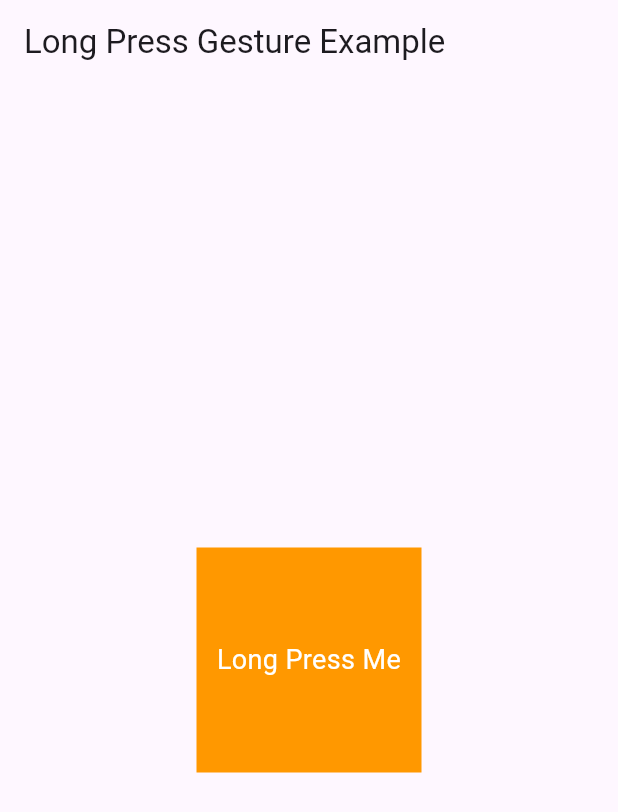
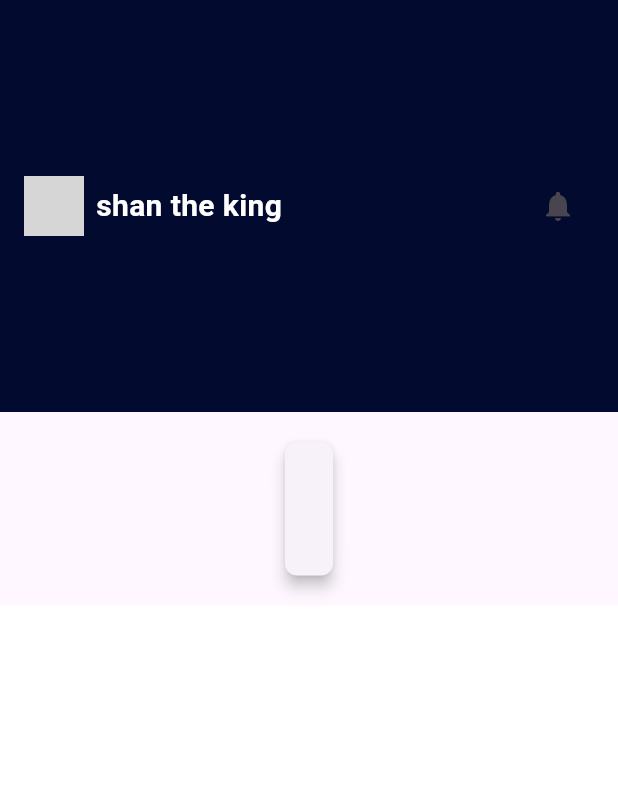
Before and after one commit to Vigneshkumarzx/gesture_Demo, a Flutter app: the screen it shows after launch, on a phone screen of 412 x 824 dp. Shown: the top 812 px of the screen. Run offline on Flutter 3.47's test engine with Material 3 defaults, Android fonts, the phone set to English and light mode, and no system bars; grey boxes are pictures that could not be loaded.

Commit message:
profile screen added

```diff
--- a/lib/main.dart
+++ b/lib/main.dart
@@ -1,6 +1,7 @@
 import 'package:flutter/material.dart';
 import 'swipegesture.dart';
 import 'longpress.dart';
+import 'profile.dart';
 
 void main() => runApp(MyApp());
 
@@ -8,7 +9,7 @@ class MyApp extends StatelessWidget {
   @override
   Widget build(BuildContext context) {
     return MaterialApp(
-      home: LongPressExample(),
+      home: ProfileScreen(),
     );
   }
 }
--- /dev/null
+++ b/lib/profile.dart
@@ -0,0 +1,89 @@
+import 'package:flutter/material.dart';
+
+class ProfileScreen extends StatelessWidget {
+  @override
+  Widget build(BuildContext context) {
+    final screenHeight = MediaQuery.of(context).size.height;
+    return Scaffold(
+      body: Column(
+        children: [
+          Container(
+            height: screenHeight / 3,
+            color: const Color.fromARGB(255, 2, 10, 48),
+            padding: const EdgeInsets.symmetric(horizontal: 16.0),
+            child: Row(
+              children: [
+                CircleAvatar(
+                  radius: 20,
+                  backgroundImage: AssetImage(''),
+                ),
+                SizedBox(width: 8),
+                Expanded(
+                  child: Text(
+                    'shan the king',
+                    style: TextStyle(
+                        fontSize: 20,
+                        fontWeight: FontWeight.bold,
+                        color: Colors.white),
+                  ),
+                ),
+                IconButton(
+                  icon: Icon(Icons.notifications),
+                  onPressed: () {
+                    print('Notification icon pressed');
+                  },
+                ),
+              ],
+            ),
+          ),
+          Padding(
+            padding: const EdgeInsets.all(16.0),
+            child: Card(
+              elevation: 4,
+              shape: RoundedRectangleBorder(
+                borderRadius: BorderRadius.circular(8),
+              ),
+              child: Padding(
+                padding: const EdgeInsets.all(16.0),
+                child: Column(
+                  crossAxisAlignment: CrossAxisAlignment.start,
+                  children: [
+                    Text(
+                      '',
+                      style: TextStyle(
+                        fontSize: 18,
+                        fontWeight: FontWeight.bold,
+                      ),
+                    ),
+                    SizedBox(height: 8),
+                    Text(
+                      '',
+                      style: TextStyle(fontSize: 16),
+                    ),
+                  ],
+                ),
+              ),
+            ),
+          ),
+          Expanded(
+            child: Container(
+              color: Colors.white,
+              child: Center(
+                child: Text(
+                  "",
+                  style: TextStyle(fontSize: 16),
+                ),
+              ),
+            ),
+          ),
+        ],
+      ),
+    );
+  }
+}
+
+void main() {
+  runApp(MaterialApp(
+    home: ProfileScreen(),
+  ));
+}
```
